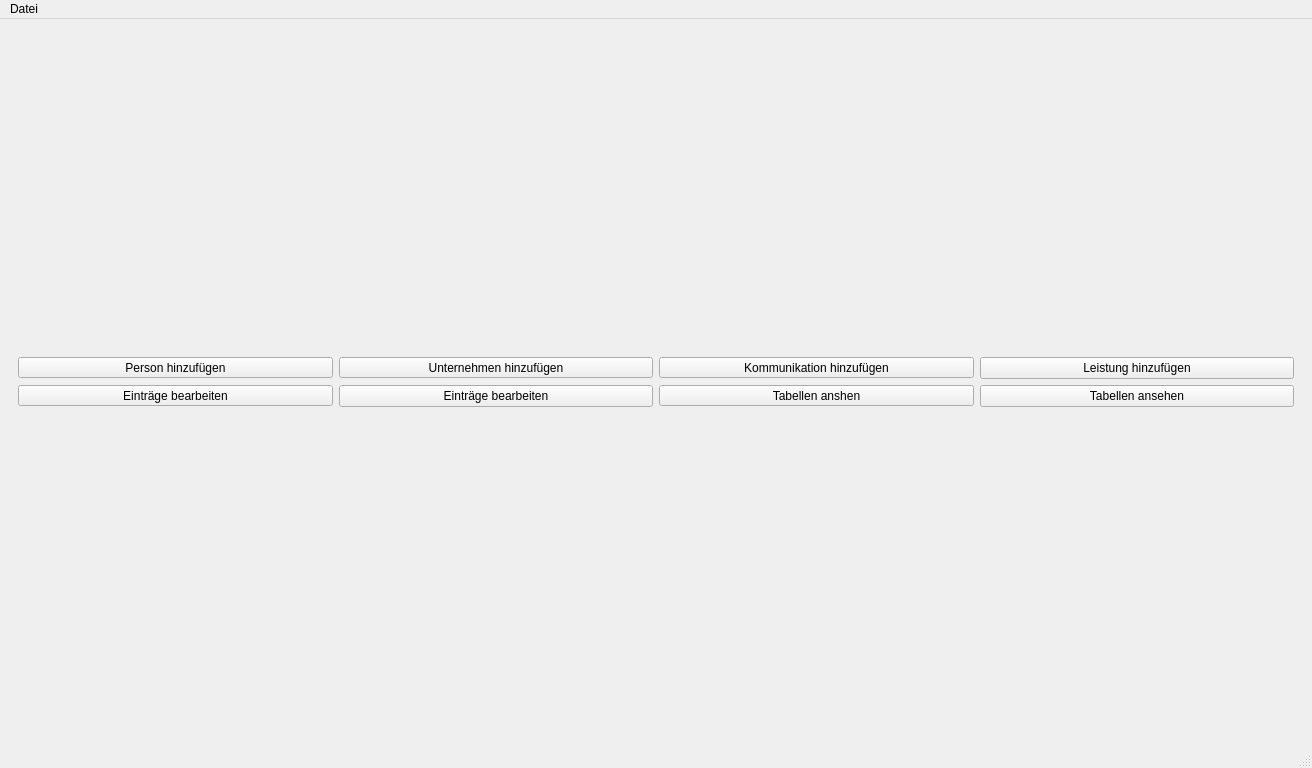
Old version of the form mainwindow.ui in the repository green-lion-racing/glr-database.
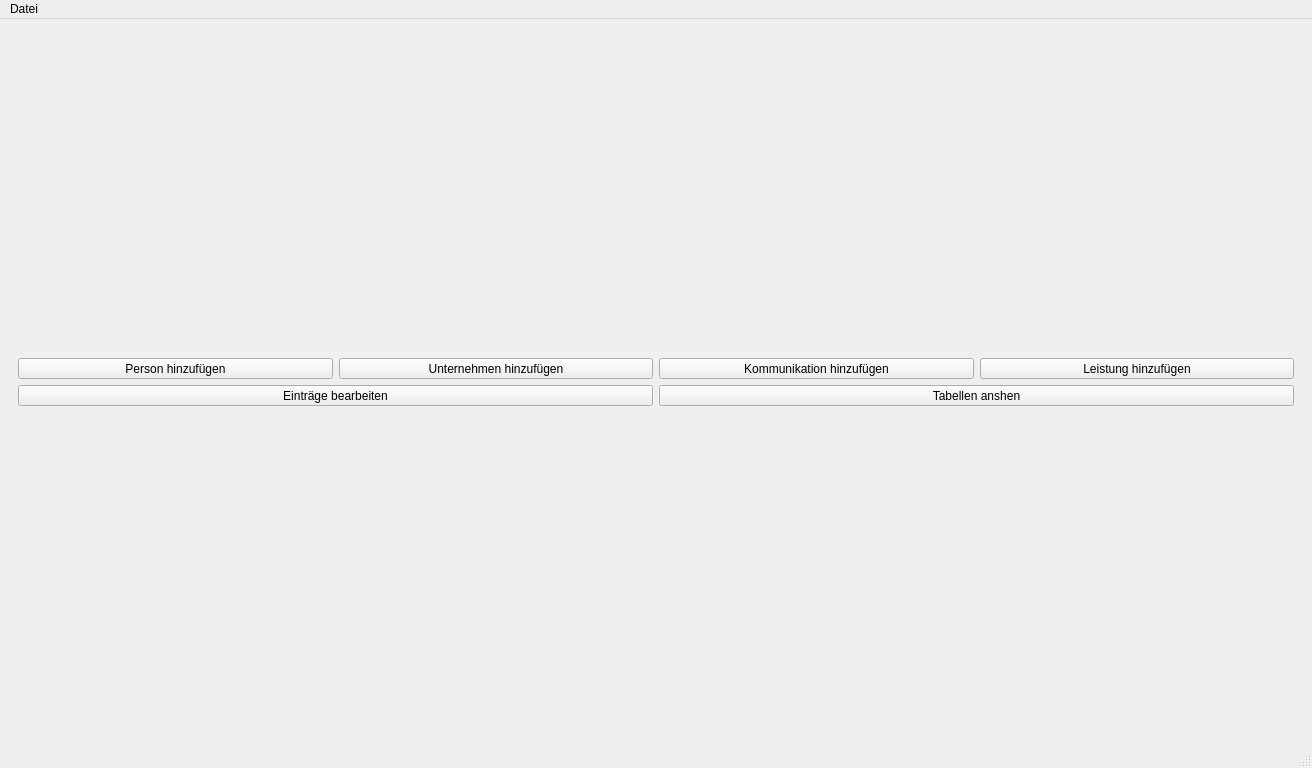
New version of the form.

Commit message: Added tb_createActivity, tb_modifyTables and tb_displayTables removed pb_createActivity, pb_modifyTables and pb_seeTables

```diff
--- a/mainwindow.ui
+++ b/mainwindow.ui
@@ -84,10 +84,19 @@
              </widget>
             </item>
             <item>
-             <widget class="QPushButton" name="pb_createActivity">
+             <widget class="QToolButton" name="tb_createActivity">
+              <property name="sizePolicy">
+               <sizepolicy hsizetype="Minimum" vsizetype="Fixed">
+                <horstretch>0</horstretch>
+                <verstretch>0</verstretch>
+               </sizepolicy>
+              </property>
               <property name="text">
                <string>Leistung hinzufügen</string>
               </property>
+              <property name="toolButtonStyle">
+               <enum>Qt::ToolButtonTextUnderIcon</enum>
+              </property>
              </widget>
             </item>
            </layout>
@@ -110,13 +119,6 @@
               </property>
              </widget>
             </item>
-            <item>
-             <widget class="QPushButton" name="pb_modifyTables">
-              <property name="text">
-               <string>Einträge bearbeiten</string>
-              </property>
-             </widget>
-            </item>
             <item>
              <widget class="QToolButton" name="tb_displayTables">
               <property name="sizePolicy">
@@ -133,13 +135,6 @@
               </property>
              </widget>
             </item>
-            <item>
-             <widget class="QPushButton" name="pb_seeTables">
-              <property name="text">
-               <string>Tabellen ansehen</string>
-              </property>
-             </widget>
-            </item>
            </layout>
           </item>
          </layout>
```
The commit also changes 8 other files.
